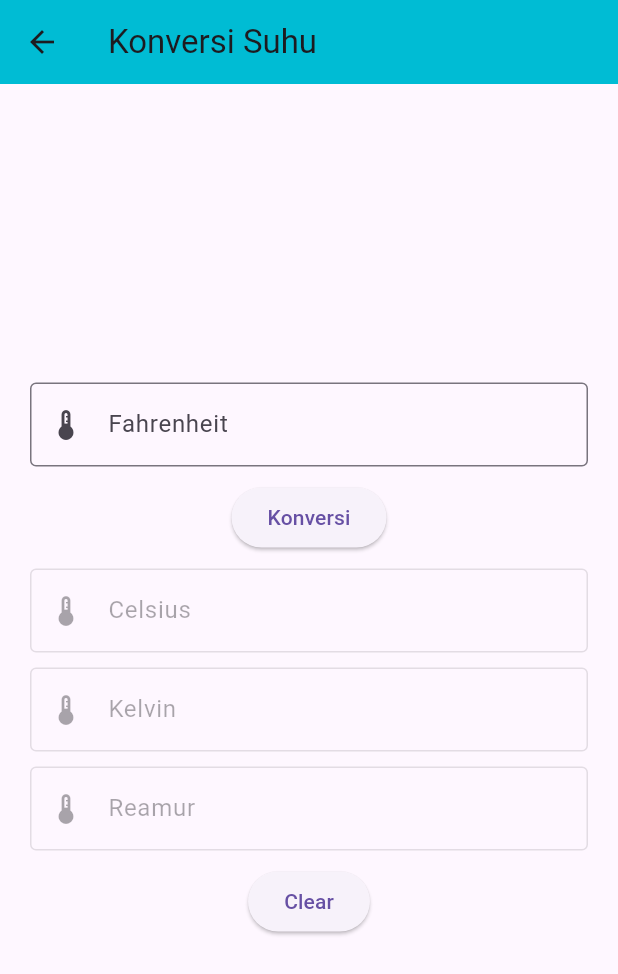
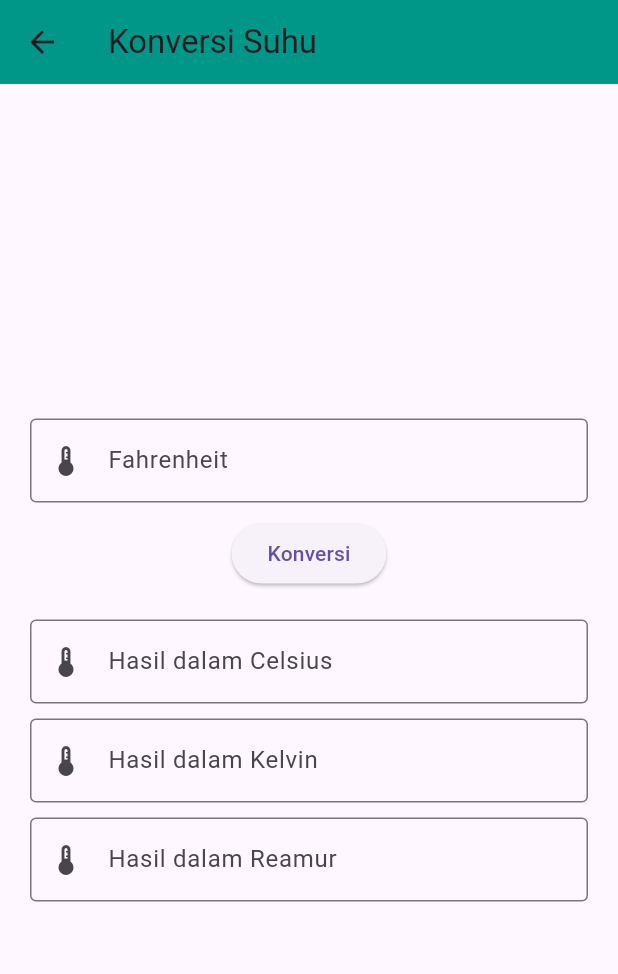
Before and after one commit to maa040424/ChallengeNNN, a Flutter app: the KonversiSuhu screen opened directly, on a phone screen of 412 x 824 dp. Shown: the top 974 px of the screen. Run offline on Flutter 3.47's test engine with Material 3 defaults, Android fonts, the light colour scheme and no system bars.

Commit message:
Commit demi reboisasi repo

```diff
--- /dev/null
+++ b/Bantu_orang/Rahmad/tugas3/tugas3/lib/konversisuhu.dart
@@ -0,0 +1,98 @@
+import 'package:flutter/material.dart';
+
+class KonversiSuhu extends StatefulWidget {
+  const KonversiSuhu({super.key});
+
+  @override
+  _KonversiSuhuState createState() => _KonversiSuhuState();
+}
+
+class _KonversiSuhuState extends State<KonversiSuhu> {
+  final TextEditingController fahrenheitController = TextEditingController();
+  final TextEditingController celsiusController = TextEditingController();
+  final TextEditingController kelvinController = TextEditingController();
+  final TextEditingController reamurController = TextEditingController();
+
+  void konversi() {
+    // Mengambil nilai dari input
+    double fahrenheit = double.tryParse(fahrenheitController.text) ?? 0;
+
+    // Konversi ke Celsius, Kelvin, dan Reamur
+    double celsius = (fahrenheit - 32) * 5 / 9;
+    double kelvin = (fahrenheit - 32) * 5 / 9 + 273.15;
+    double reamur = (fahrenheit - 32) * 4 / 9;
+
+    // Menampilkan hasil di field masing-masing
+    celsiusController.text = celsius.toStringAsFixed(2);
+    kelvinController.text = kelvin.toStringAsFixed(2);
+    reamurController.text = reamur.toStringAsFixed(2);
+  }
+
+  @override
+  Widget build(BuildContext context) {
+    return Scaffold(
+      appBar: AppBar(
+        title: const Text("Konversi Suhu"),
+        backgroundColor: Colors.teal, // Ganti warna app bar
+      ),
+      body: Padding(
+        padding: const EdgeInsets.all(20),
+        child: Center(
+          child: Column(
+            mainAxisAlignment: MainAxisAlignment.center,
+            children: [
+              // Input suhu dalam Fahrenheit
+              TextField(
+                controller: fahrenheitController,
+                decoration: InputDecoration(
+                  border: OutlineInputBorder(),
+                  hintText: "Input Suhu dalam Fahrenheit",
+                  labelText: "Fahrenheit",
+                  prefixIcon: Icon(Icons.thermostat),
+                ),
+                keyboardType: TextInputType.number,
+              ),
+              SizedBox(height: 10),
+              ElevatedButton(
+                onPressed:
+                    konversi, // Panggil fungsi konversi saat tombol ditekan
+                child: const Text("Konversi"),
+              ),
+              SizedBox(height: 20),
+              // Field untuk menampilkan hasil konversi
+              TextField(
+                controller: celsiusController,
+                decoration: InputDecoration(
+                  border: OutlineInputBorder(),
+                  labelText: "Hasil dalam Celsius",
+                  prefixIcon: Icon(Icons.thermostat),
+                ),
+                readOnly: true, // Membuat field hasil hanya bisa dibaca
+              ),
+              SizedBox(height: 10),
+              TextField(
+                controller: kelvinController,
+                decoration: InputDecoration(
+                  border: OutlineInputBorder(),
+                  labelText: "Hasil dalam Kelvin",
+                  prefixIcon: Icon(Icons.thermostat),
+                ),
+                readOnly: true, // Membuat field hasil hanya bisa dibaca
+              ),
+              SizedBox(height: 10),
+              TextField(
+                controller: reamurController,
+                decoration: InputDecoration(
+                  border: OutlineInputBorder(),
+                  labelText: "Hasil dalam Reamur",
+                  prefixIcon: Icon(Icons.thermostat),
+                ),
+                readOnly: true, // Membuat field hasil hanya bisa dibaca
+              ),
+            ],
+          ),
+        ),
+      ),
+    );
+  }
+}
```
Also changed, not shown: Bantu_orang/Rahmad/tugas3/tugas3/lib/beranda.dart (added, +45 -0 lines), Bantu_orang/Rahmad/tugas3/tugas3/lib/main.dart (+2 -7 lines), Bantu_orang/Rahmad/tugas3/tugas3/lib/operasi2bilangan.dart (added, +86 -0 lines), Bantu_orang/Rahmad/code.png (deleted), Bantu_orang/Rahmad/code2.png (deleted), Bantu_orang/Rahmad/hasil run 2.png (deleted), Bantu_orang/Rahmad/hasil run.png (deleted), 4 other files.
